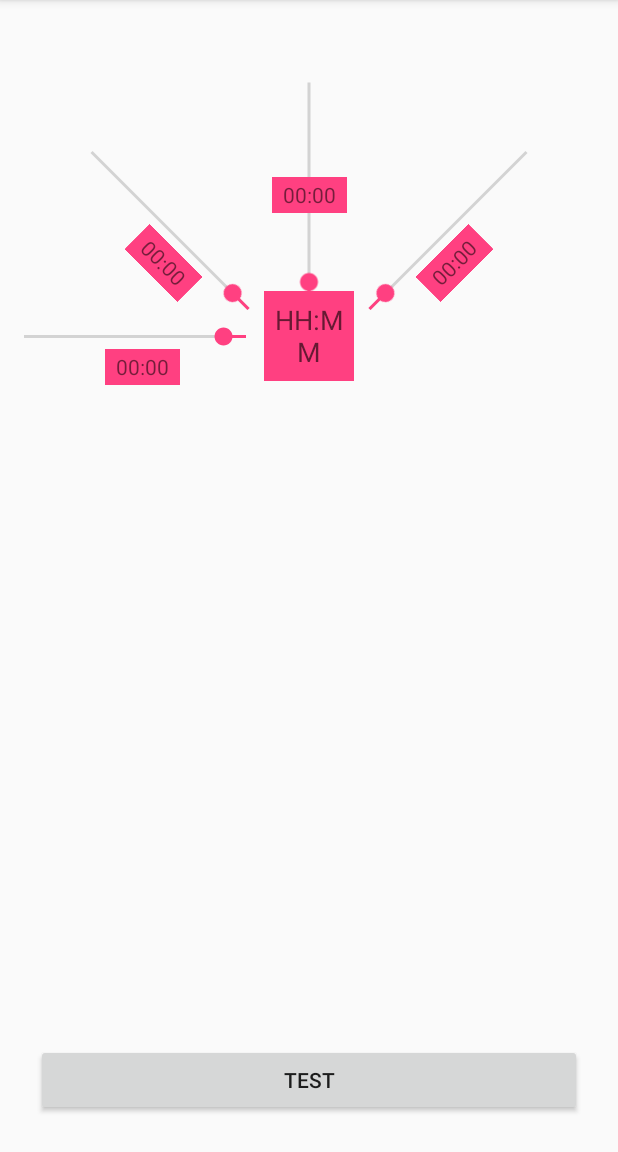
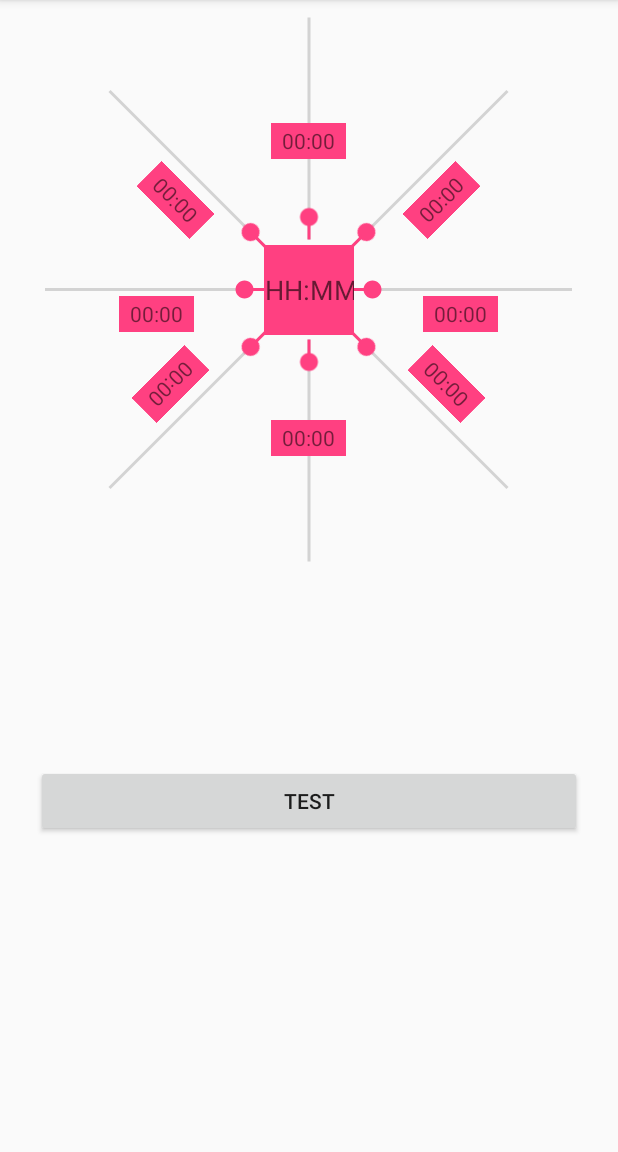
Before and after one commit to OPTIMIMCOW/Android_Fragments, an Android app: the screen it shows after launch (MainActivity), on a phone screen of 412 x 824 dp, the part 84-1236 px from its top. Run offline under Robolectric (Android 15) with nearby library versions, the phone set to English and light mode, and no system bars.

Commit message:
Checking I can Commit Continuously

```diff
--- a/app/src/main/java/com/example/kennethallan/fragmenttutorial/Fragment_05.java
+++ b/app/src/main/java/com/example/kennethallan/fragmenttutorial/Fragment_05.java
@@ -63,10 +63,10 @@ public class Fragment_05 extends Fragment {
         seekbar05 = view.findViewById(R.id.seekBar5);
 
         tv_Pro_01 = view.findViewById(R.id.tv_num_01);
-        tv_Pro_01 = view.findViewById(R.id.tv_num_02);
-        tv_Pro_01 = view.findViewById(R.id.tv_num_03);
-        tv_Pro_01 = view.findViewById(R.id.tv_num_04);
-        tv_Pro_01 = view.findViewById(R.id.tv_num_05);
+        tv_Pro_02 = view.findViewById(R.id.tv_num_02);
+        tv_Pro_03 = view.findViewById(R.id.tv_num_03);
+        tv_Pro_04 = view.findViewById(R.id.tv_num_04);
+        tv_Pro_05 = view.findViewById(R.id.tv_num_05);
         // linking variables to view objects
 
 
--- a/app/src/main/java/com/example/kennethallan/fragmenttutorial/MainActivity.java
+++ b/app/src/main/java/com/example/kennethallan/fragmenttutorial/MainActivity.java
@@ -13,18 +13,17 @@ import android.widget.Toast;
 import java.util.ArrayList;
 import java.util.List;
 
-public class MainActivity extends AppCompatActivity implements Fragment_04.interface_Frag04, Fragment_03.interface_Frag03 {
+public class MainActivity extends AppCompatActivity implements Fragment_05.interface_Frag05,Fragment_04.interface_Frag04, Fragment_03.interface_Frag03 {
 
     // I have to implement each fragements interface separately. I think I can implement as many times as I
     //like but I am not so sure.
 
     View fragmentHolder;
-    int SpecialNumber = 4; // will make this a saved instance state variable later in development7
+    int SpecialNumber = 5; // will make this a saved instance state variable later in development7
     Button bnTest;
     TextView tvAnswer;
     List<Integer> compiledValues = new ArrayList<>();
-    String testString;
-    Fragment_04.interface_Frag04 FR04;
+//    String testString;
 
 
     @Override
@@ -42,6 +41,18 @@ public class MainActivity extends AppCompatActivity implements Fragment_04.inter
             if(savedInstanceState != null){
                 return;
             }// this is like an exit if something has gone wrong for this to load????
+
+            if (SpecialNumber == 5){
+
+                Fragment_05 myFragment = new Fragment_05();
+
+
+                FragmentTransaction fragementTransaction = getSupportFragmentManager().beginTransaction().add(R.id.Fragment_Holder,myFragment,null);
+                // used R.id.fragement_Holder instead of pasing a view object because it wanted an int so maybe just a
+                // id rather than an actual object. fragmentHolder.getId() should probably work too.
+                fragementTransaction.commit();
+
+            }
 
 
 
--- a/app/src/main/res/layout/activity_main.xml
+++ b/app/src/main/res/layout/activity_main.xml
@@ -9,17 +9,17 @@
 
     <FrameLayout
         android:id="@+id/Fragment_Holder"
-        android:layout_width="match_parent"
-        android:layout_height="0dp"
-        android:layout_weight="1">
+        android:layout_width="383dp"
+        android:layout_height="370dp"
+        android:layout_gravity="center"
+        android:layout_margin="8dp">
 
 
     </FrameLayout>
 
     <TextView
         android:layout_width="match_parent"
-        android:layout_height="0dp"
-        android:layout_weight="0.5"
+        android:layout_height="100dp"
         android:id="@+id/tvAnswer"
         android:textAlignment="center"
         android:textSize="24sp"/>
--- a/app/src/main/res/layout/fragment_04.xml
+++ b/app/src/main/res/layout/fragment_04.xml
@@ -5,6 +5,26 @@
     android:layout_width="match_parent"
     android:layout_height="match_parent"
     tools:context="com.example.kennethallan.fragmenttutorial.Fragment_04">
+
+    <TextView
+        android:id="@+id/tv_num_01"
+        android:layout_width="50dp"
+        android:layout_height="24dp"
+        android:layout_marginBottom="8dp"
+        android:layout_marginEnd="8dp"
+        android:layout_marginStart="8dp"
+        android:layout_marginTop="8dp"
+        android:background="@color/colorAccent"
+        android:gravity="center"
+        android:rotation="0"
+        android:text="00:00"
+        android:textAlignment="center"
+        app:layout_constraintBottom_toBottomOf="parent"
+        app:layout_constraintEnd_toEndOf="parent"
+        app:layout_constraintHorizontal_bias="0.18"
+        app:layout_constraintStart_toStartOf="parent"
+        app:layout_constraintTop_toTopOf="parent"
+        app:layout_constraintVertical_bias="0.55" />
 
     <SeekBar
         android:id="@+id/seekBar1"
@@ -38,25 +58,7 @@
         app:layout_constraintTop_toTopOf="parent"
         app:layout_constraintVertical_bias="0.33" />
 
-    <TextView
-        android:id="@+id/tv_num_01"
-        android:layout_width="50dp"
-        android:layout_height="24dp"
-        android:layout_marginBottom="8dp"
-        android:layout_marginEnd="8dp"
-        android:layout_marginStart="8dp"
-        android:layout_marginTop="8dp"
-        android:background="@color/colorAccent"
-        android:gravity="center"
-        android:rotation="0"
-        android:text="00:00"
-        android:textAlignment="center"
-        app:layout_constraintBottom_toBottomOf="parent"
-        app:layout_constraintEnd_toEndOf="parent"
-        app:layout_constraintHorizontal_bias="0.18"
-        app:layout_constraintStart_toStartOf="parent"
-        app:layout_constraintTop_toTopOf="parent"
-        app:layout_constraintVertical_bias="0.55" />
+
 
     <TextView
         android:id="@+id/tv_num_02"
@@ -93,7 +95,7 @@
         app:layout_constraintEnd_toEndOf="parent"
         app:layout_constraintStart_toStartOf="parent"
         app:layout_constraintTop_toTopOf="parent"
-        app:layout_constraintVertical_bias="0.27" />
+        app:layout_constraintVertical_bias="0.28" />
 
     <TextView
         android:id="@+id/tv_num_03"
@@ -155,7 +157,6 @@
 
 
 
-
     <EditText
         android:id="@+id/et_Input_Time"
         android:layout_width="60dp"
@@ -164,12 +165,13 @@
         android:layout_marginEnd="8dp"
         android:layout_marginStart="8dp"
         android:layout_marginTop="8dp"
+        android:background="@color/colorAccent"
+        android:hint="HH:MM"
+        android:inputType="time"
+        android:textAlignment="center"
         app:layout_constraintBottom_toBottomOf="parent"
         app:layout_constraintEnd_toEndOf="parent"
         app:layout_constraintStart_toStartOf="parent"
-        app:layout_constraintTop_toTopOf="parent"
-        android:background="@color/colorAccent"
-        android:hint="HH:MM"
-        android:textAlignment="center"/>
+        app:layout_constraintTop_toTopOf="parent" />
 
 </android.support.constraint.ConstraintLayout>
--- a/app/src/main/res/layout/fragment_05.xml
+++ b/app/src/main/res/layout/fragment_05.xml
@@ -2,9 +2,10 @@
     xmlns:android="http://schemas.android.com/apk/res/android"
     xmlns:app="http://schemas.android.com/apk/res-auto"
     xmlns:tools="http://schemas.android.com/tools"
-    android:layout_width="match_parent"
-    android:layout_height="match_parent"
+    android:layout_width="383dp"
+    android:layout_height="370dp"
     tools:context="com.example.kennethallan.fragmenttutorial.Fragment_05">
+
 
     <TextView
         android:id="@+id/tv_num_01"
@@ -56,8 +57,7 @@
         app:layout_constraintHorizontal_bias="0.07"
         app:layout_constraintStart_toStartOf="parent"
         app:layout_constraintTop_toTopOf="parent"
-        app:layout_constraintVertical_bias="0.33" />
-
+        app:layout_constraintVertical_bias="0.26" />
 
 
     <TextView
@@ -69,16 +69,16 @@
         android:layout_marginStart="8dp"
         android:layout_marginTop="8dp"
         android:background="@color/colorAccent"
+        android:gravity="center"
         android:rotation="45"
         android:text="00:00"
         android:textAlignment="center"
-        android:gravity="center"
         app:layout_constraintBottom_toBottomOf="parent"
         app:layout_constraintEnd_toEndOf="parent"
         app:layout_constraintHorizontal_bias="0.22"
         app:layout_constraintStart_toStartOf="parent"
         app:layout_constraintTop_toTopOf="parent"
-        app:layout_constraintVertical_bias="0.38" />
+        app:layout_constraintVertical_bias="0.32" />
 
 
     <SeekBar
@@ -95,7 +95,7 @@
         app:layout_constraintEnd_toEndOf="parent"
         app:layout_constraintStart_toStartOf="parent"
         app:layout_constraintTop_toTopOf="parent"
-        app:layout_constraintVertical_bias="0.27" />
+        app:layout_constraintVertical_bias="0.18" />
 
     <TextView
         android:id="@+id/tv_num_03"
@@ -114,8 +114,7 @@
         app:layout_constraintEnd_toEndOf="parent"
         app:layout_constraintStart_toStartOf="parent"
         app:layout_constraintTop_toTopOf="parent"
-        app:layout_constraintVertical_bias="0.26999998" />
-
+        app:layout_constraintVertical_bias="0.19999999" />
 
 
     <SeekBar
@@ -133,7 +132,7 @@
         app:layout_constraintHorizontal_bias="0.93"
         app:layout_constraintStart_toStartOf="parent"
         app:layout_constraintTop_toTopOf="parent"
-        app:layout_constraintVertical_bias="0.33" />
+        app:layout_constraintVertical_bias="0.26" />
 
     <TextView
         android:id="@+id/tv_num_04"
@@ -153,7 +152,7 @@
         app:layout_constraintHorizontal_bias="0.78"
         app:layout_constraintStart_toStartOf="parent"
         app:layout_constraintTop_toTopOf="parent"
-        app:layout_constraintVertical_bias="0.38" />
+        app:layout_constraintVertical_bias="0.32" />
 
 
     <SeekBar
@@ -161,8 +160,8 @@
         android:layout_width="180dp"
         android:layout_height="19dp"
         android:layout_marginBottom="8dp"
+        android:layout_marginEnd="0dp"
         android:layout_marginStart="8dp"
-        android:layout_marginEnd="0dp"
         android:layout_marginTop="8dp"
         android:progress="10"
         android:rotation="0"
@@ -192,6 +191,118 @@
         app:layout_constraintTop_toTopOf="parent"
         app:layout_constraintVertical_bias="0.55" />
 
+    <SeekBar
+        android:id="@+id/seekBar6"
+        android:layout_width="180dp"
+        android:layout_height="19dp"
+        android:layout_marginBottom="8dp"
+        android:layout_marginEnd="8dp"
+        android:layout_marginStart="8dp"
+        android:layout_marginTop="8dp"
+        android:progress="10"
+        android:rotation="45"
+        app:layout_constraintBottom_toBottomOf="parent"
+        app:layout_constraintEnd_toEndOf="parent"
+        app:layout_constraintHorizontal_bias="0.93"
+        app:layout_constraintStart_toStartOf="parent"
+        app:layout_constraintTop_toTopOf="parent"
+        app:layout_constraintVertical_bias="0.74" />
+
+    <TextView
+        android:id="@+id/tv_num_06"
+        android:layout_width="50dp"
+        android:layout_height="24dp"
+        android:layout_marginBottom="8dp"
+        android:layout_marginEnd="8dp"
+        android:layout_marginStart="8dp"
+        android:layout_marginTop="8dp"
+        android:background="@color/colorAccent"
+        android:gravity="center"
+        android:rotation="45"
+        android:text="00:00"
+        android:textAlignment="center"
+        app:layout_constraintBottom_toBottomOf="parent"
+        app:layout_constraintEnd_toEndOf="parent"
+        app:layout_constraintHorizontal_bias="0.79"
+        app:layout_constraintStart_toStartOf="parent"
+        app:layout_constraintTop_toTopOf="parent"
+        app:layout_constraintVertical_bias="0.69" />
+
+    <SeekBar
+        android:id="@+id/seekBar7"
+        android:layout_width="180dp"
+        android:layout_height="19dp"
+        android:layout_marginBottom="8dp"
+        android:layout_marginEnd="8dp"
+        android:layout_marginStart="8dp"
+        android:layout_marginTop="8dp"
+        android:progress="10"
+        android:rotation="90"
+        app:layout_constraintBottom_toBottomOf="parent"
+        app:layout_constraintEnd_toEndOf="parent"
+        app:layout_constraintStart_toStartOf="parent"
+        app:layout_constraintTop_toTopOf="parent"
+        app:layout_constraintVertical_bias="0.82" />
+
+    <TextView
+        android:id="@+id/tv_num_07"
+        android:layout_width="50dp"
+        android:layout_height="24dp"
+        android:layout_marginBottom="8dp"
+        android:layout_marginEnd="8dp"
+        android:layout_marginStart="8dp"
+        android:layout_marginTop="8dp"
+        android:background="@color/colorAccent"
+        android:gravity="center"
+        android:rotation="0"
+        android:text="00:00"
+        android:textAlignment="center"
+        app:layout_constraintBottom_toBottomOf="parent"
+        app:layout_constraintEnd_toEndOf="parent"
+        app:layout_constraintStart_toStartOf="parent"
+        app:layout_constraintTop_toTopOf="parent"
+        app:layout_constraintVertical_bias="0.8" />
+
+
+
+    <SeekBar
+        android:id="@+id/seekBar8"
+        android:layout_width="180dp"
+        android:layout_height="19dp"
+        android:layout_marginBottom="8dp"
+        android:layout_marginEnd="8dp"
+        android:layout_marginStart="8dp"
+        android:layout_marginTop="8dp"
+        android:progress="10"
+        android:rotation="135"
+        app:layout_constraintBottom_toBottomOf="parent"
+        app:layout_constraintEnd_toEndOf="parent"
+        app:layout_constraintHorizontal_bias="0.07"
+        app:layout_constraintStart_toStartOf="parent"
+        app:layout_constraintTop_toTopOf="parent"
+        app:layout_constraintVertical_bias="0.74" />
+
+
+    <TextView
+        android:id="@+id/tv_num_08"
+        android:layout_width="50dp"
+        android:layout_height="24dp"
+        android:layout_marginBottom="8dp"
+        android:layout_marginEnd="8dp"
+        android:layout_marginStart="8dp"
+        android:layout_marginTop="8dp"
+        android:background="@color/colorAccent"
+        android:gravity="center"
+        android:rotation="135"
+        android:text="00:00"
+        android:textAlignment="center"
+        app:layout_constraintBottom_toBottomOf="parent"
+        app:layout_constraintEnd_toEndOf="parent"
+        app:layout_constraintHorizontal_bias="0.21"
+        app:layout_constraintStart_toStartOf="parent"
+        app:layout_constraintTop_toTopOf="parent"
+        app:layout_constraintVertical_bias="0.69" />
+
     <EditText
         android:id="@+id/et_Input_Time"
         android:layout_width="60dp"
@@ -200,12 +311,16 @@
         android:layout_marginEnd="8dp"
         android:layout_marginStart="8dp"
         android:layout_marginTop="8dp"
+        android:background="@color/colorAccent"
+        android:hint="HH:MM"
+        android:inputType="number"
+        android:textAlignment="center"
         app:layout_constraintBottom_toBottomOf="parent"
         app:layout_constraintEnd_toEndOf="parent"
         app:layout_constraintStart_toStartOf="parent"
-        app:layout_constraintTop_toTopOf="parent"
-        android:background="@color/colorAccent"
-        android:hint="HH:MM"
-        android:textAlignment="center"/>
+        app:layout_constraintTop_toTopOf="parent" />
+
+
+
 
 </android.support.constraint.ConstraintLayout>
--- a/app/src/main/res/values/strings.xml
+++ b/app/src/main/res/values/strings.xml
@@ -4,6 +4,6 @@
     <!-- TODO: Remove or change this placeholder text -->
     <string name="hello_blank_fragment">Hello blank fragment</string>
     <string name="WelcomeMessage">This is Fragment Four</string>
-    <string name="default_Time">00:00</string>
+    <string name="Default_Time">dogkdopg</string>
 
 </resources>
```
